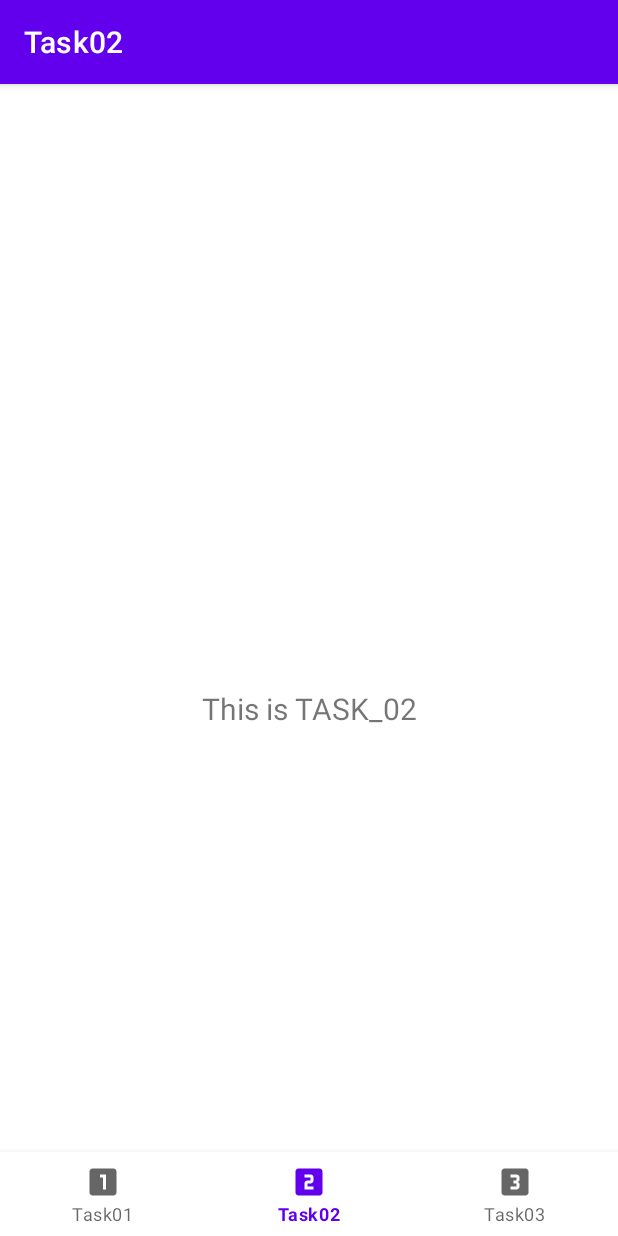
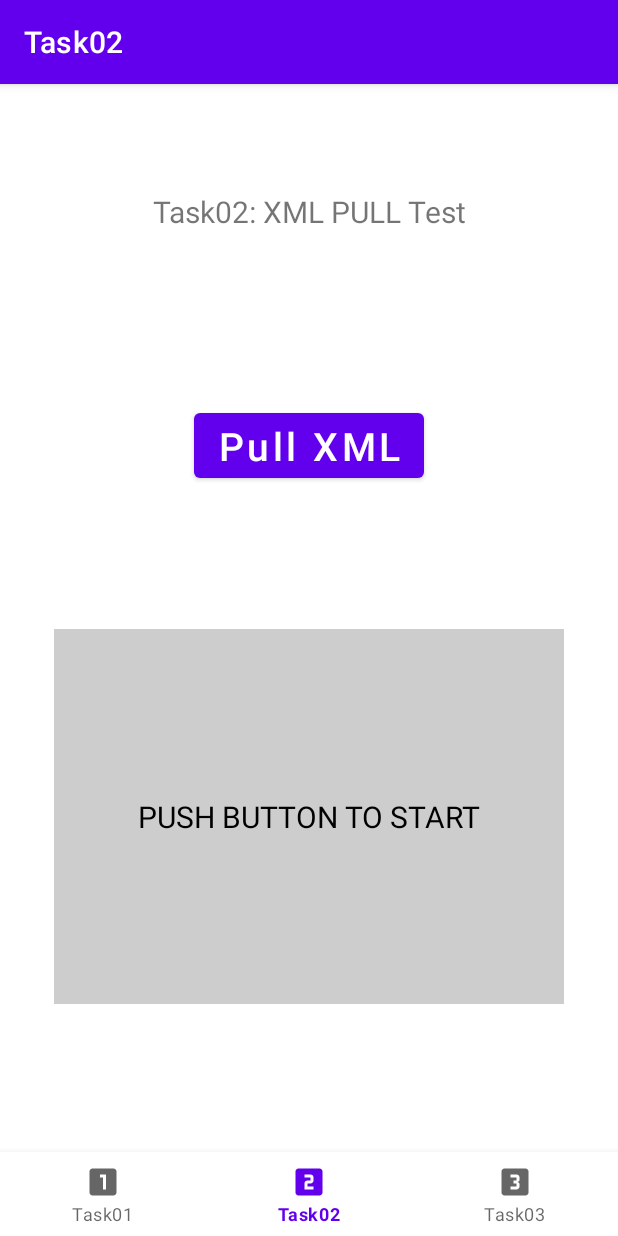
Before and after one commit to Voychek1024/Mobile-Computing, an Android app: the Task02_Fragment screen opened through its navigation route, on a phone screen of 412 x 824 dp. Run offline under Robolectric (Android 15) with nearby library versions, the light colour scheme and no system bars; our stand-ins replace navigation-ui.

Commit message:
ex09 task02 final commit

```diff
--- a/ex09/app/src/main/java/com/example/a18121772_lijiaqi_week09/tasks/Task01/Task01_Fragment.java
+++ b/ex09/app/src/main/java/com/example/a18121772_lijiaqi_week09/tasks/Task01/Task01_Fragment.java
@@ -1,6 +1,5 @@
 package com.example.a18121772_lijiaqi_week09.tasks.Task01;
 
-import android.annotation.SuppressLint;
 import android.content.Context;
 import android.content.Intent;
 import android.content.SharedPreferences;
@@ -25,8 +24,6 @@ import com.example.a18121772_lijiaqi_week09.R;
 
 import java.math.BigInteger;
 import java.security.MessageDigest;
-import java.text.SimpleDateFormat;
-import java.util.Calendar;
 
 public class Task01_Fragment extends Fragment {
     public static final String DATE_FORMAT = "yyyy_mm_dd_HH_mm_ss";
@@ -36,7 +33,7 @@ public class Task01_Fragment extends Fragment {
                              ViewGroup container, Bundle savedInstanceState) {
         Task01_ViewModel task01ViewModel = new ViewModelProvider(this).get(Task01_ViewModel.class);
         View root = inflater.inflate(R.layout.fragment_task01, container, false);
-        final TextView textView = root.findViewById(R.id.text_home);
+        final TextView textView = root.findViewById(R.id.text_task01);
         task01ViewModel.getText().observe(getViewLifecycleOwner(), new Observer<String>() {
             @Override
             public void onChanged(@Nullable String s) {
--- a/ex09/app/src/main/java/com/example/a18121772_lijiaqi_week09/tasks/Task02/Task02_ViewModel.java
+++ b/ex09/app/src/main/java/com/example/a18121772_lijiaqi_week09/tasks/Task02/Task02_ViewModel.java
@@ -10,7 +10,7 @@ public class Task02_ViewModel extends ViewModel {
 
     public Task02_ViewModel() {
         mText = new MutableLiveData<>();
-        mText.setValue("This is TASK_02");
+        mText.setValue("Task02: XML PULL Test");
     }
 
     public LiveData<String> getText() {
--- a/ex09/app/src/main/java/com/example/a18121772_lijiaqi_week09/tasks/Task03/Task03_ViewModel.java
+++ b/ex09/app/src/main/java/com/example/a18121772_lijiaqi_week09/tasks/Task03/Task03_ViewModel.java
@@ -10,7 +10,7 @@ public class Task03_ViewModel extends ViewModel {
 
     public Task03_ViewModel() {
         mText = new MutableLiveData<>();
-        mText.setValue("This is TASK_03");
+        mText.setValue("Task03: SQLite Test");
     }
 
     public LiveData<String> getText() {
--- a/ex09/app/src/main/res/layout/fragment_task01.xml
+++ b/ex09/app/src/main/res/layout/fragment_task01.xml
@@ -7,7 +7,7 @@
     tools:context=".tasks.Task01.Task01_Fragment">
 
     <TextView
-        android:id="@+id/text_home"
+        android:id="@+id/text_task01"
         android:layout_width="match_parent"
         android:layout_height="wrap_content"
         android:layout_marginStart="8dp"
--- a/ex09/app/src/main/res/layout/fragment_task02.xml
+++ b/ex09/app/src/main/res/layout/fragment_task02.xml
@@ -7,7 +7,7 @@
     tools:context=".tasks.Task02.Task02_Fragment">
 
     <TextView
-        android:id="@+id/text_dashboard"
+        android:id="@+id/text_task02"
         android:layout_width="match_parent"
         android:layout_height="wrap_content"
         android:layout_marginStart="8dp"
@@ -17,6 +17,37 @@
         android:textSize="20sp"
         app:layout_constraintBottom_toBottomOf="parent"
         app:layout_constraintEnd_toEndOf="parent"
+        app:layout_constraintHorizontal_bias="0.0"
         app:layout_constraintStart_toStartOf="parent"
-        app:layout_constraintTop_toTopOf="parent" />
+        app:layout_constraintTop_toTopOf="parent"
+        app:layout_constraintVertical_bias="0.011" />
+
+    <TextView
+        android:id="@+id/text_result"
+        android:layout_width="340dp"
+        android:layout_height="250dp"
+        android:background="#32000000"
+        android:text="@string/view_hint"
+        android:textColor="@color/black"
+        android:textSize="20sp"
+        android:gravity="center"
+        app:layout_constraintBottom_toBottomOf="parent"
+        app:layout_constraintEnd_toEndOf="@+id/button_pull"
+        app:layout_constraintStart_toStartOf="@+id/button_pull"
+        app:layout_constraintTop_toBottomOf="@+id/button_pull"
+        app:layout_constraintVertical_bias="0.38" />
+
+    <Button
+        android:id="@+id/button_pull"
+        android:layout_width="wrap_content"
+        android:layout_height="wrap_content"
+        android:text="@string/prompt_pull_xml"
+        android:textAllCaps="false"
+        android:textSize="26sp"
+        app:layout_constraintBottom_toBottomOf="parent"
+        app:layout_constraintEnd_toEndOf="parent"
+        app:layout_constraintHorizontal_bias="0.5"
+        app:layout_constraintStart_toStartOf="parent"
+        app:layout_constraintTop_toTopOf="parent"
+        app:layout_constraintVertical_bias="0.24" />
 </androidx.constraintlayout.widget.ConstraintLayout>
--- a/ex09/app/src/main/res/layout/fragment_task03.xml
+++ b/ex09/app/src/main/res/layout/fragment_task03.xml
@@ -17,6 +17,8 @@
         android:textSize="20sp"
         app:layout_constraintBottom_toBottomOf="parent"
         app:layout_constraintEnd_toEndOf="parent"
+        app:layout_constraintHorizontal_bias="1.0"
         app:layout_constraintStart_toStartOf="parent"
-        app:layout_constraintTop_toTopOf="parent" />
+        app:layout_constraintTop_toTopOf="parent"
+        app:layout_constraintVertical_bias="0.011" />
 </androidx.constraintlayout.widget.ConstraintLayout>
--- a/ex09/app/src/main/res/values/strings.xml
+++ b/ex09/app/src/main/res/values/strings.xml
@@ -22,6 +22,8 @@
     <string name="prompt_submit">Submit</string>
     <string name="prompt_update">Update</string>
     <string name="prompt_return">Return</string>
+    <string name="prompt_pull_xml">Pull XML</string>
+    <string name="view_hint">PUSH BUTTON TO START</string>
     <string-array name="gender_choice">
         <item>Select Gender</item>
         <item>Male</item>
```
Also changed, not shown: ex09/app/src/main/java/com/example/a18121772_lijiaqi_week09/tasks/Task02/Task02_Fragment.java (+87 -1 lines), 2 other files.
